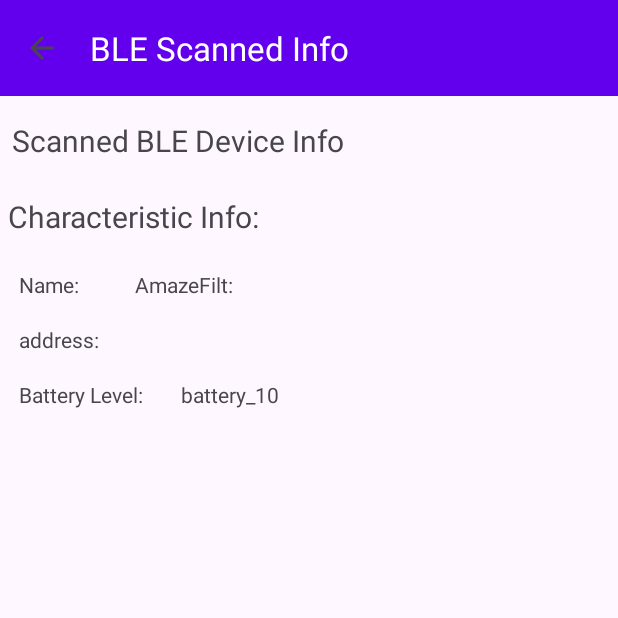
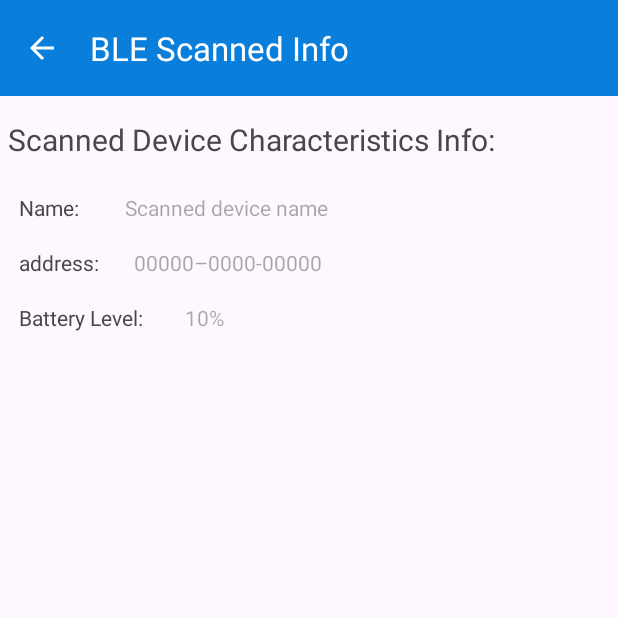
Before and after one commit to sharmin93/BLE, an Android app: the InfoDetailsActivity screen opened directly, with no data from a screen before it, on a phone screen of 412 x 824 dp, the top half of it. Run offline under Robolectric (Android 15) with nearby library versions, the phone set to English and light mode, and no system bars; 1 statement that could not run was skipped.

Commit message:
updated ui & some functionality

```diff
--- a/app/src/main/AndroidManifest.xml
+++ b/app/src/main/AndroidManifest.xml
@@ -34,9 +34,6 @@
             android:name=".activity.InfoDetailsActivity"
             android:exported="false" />
         <activity
-            android:name=".activity.ScannedBleActivity"
-            android:exported="false" />
-        <activity
             android:name=".MainActivity"
             android:exported="true"
             android:theme="@style/Theme.BLEApp">
--- a/app/src/main/res/layout/activity_info_details.xml
+++ b/app/src/main/res/layout/activity_info_details.xml
@@ -16,27 +16,18 @@
             android:id="@+id/toolbar"
             android:layout_width="match_parent"
             android:layout_height="?attr/actionBarSize"
-            android:background="@color/purple_500"
+            android:background="@color/blue"
+            android:theme="@style/ThemeOverlay.AppCompat.Dark.ActionBar"
             app:titleTextColor="@android:color/white" />
     </com.google.android.material.appbar.AppBarLayout>
-
-    <TextView
-        android:layout_width="match_parent"
-        android:layout_height="wrap_content"
-        android:layout_marginTop="8dp"
-        android:padding="8dp"
-        android:text="Scanned BLE Device Info"
-        android:textSize="20dp">
-
-    </TextView>
     <TextView
         android:layout_width="wrap_content"
         android:layout_height="wrap_content"
         android:layout_marginTop="10dp"
         android:padding="5dp"
         android:layout_marginBottom="8dp"
-        android:text="Characteristic Info:"
-        android:textSize="20dp">
+        android:text="@string/ble_scanned_device_characteristic_info"
+        android:textSize="20sp">
     </TextView>
     <LinearLayout
         android:layout_width="match_parent"
@@ -51,7 +42,7 @@
             android:layout_height="wrap_content"
             android:layout_weight="0.3"
             android:padding="5dp"
-            android:text="Name:">
+            android:text="@string/name">
 
         </TextView>
 
@@ -61,7 +52,7 @@
             android:layout_height="wrap_content"
             android:layout_weight="2.5"
             android:padding="5dp"
-            android:text="AmazeFilt:">
+            android:hint="@string/device_name_hint">
 
         </TextView>
 
@@ -80,7 +71,7 @@
             android:layout_height="wrap_content"
             android:layout_weight="0.2"
             android:padding="5dp"
-            android:text="address:">
+            android:text="@string/address">
 
         </TextView>
 
@@ -90,7 +81,7 @@
             android:layout_height="wrap_content"
             android:layout_weight="2.5"
             android:padding="5dp"
-            android:text="980989089">
+            android:hint="@string/address_hint">
 
         </TextView>
 
@@ -118,7 +109,7 @@
             android:layout_height="wrap_content"
             android:layout_weight="2.5"
             android:padding="5dp"
-            android:text="@string/battery_10">
+            android:hint="@string/battery_10">
 
         </TextView>
 
--- a/app/src/main/res/layout/custom_loader_dialog.xml
+++ b/app/src/main/res/layout/custom_loader_dialog.xml
@@ -12,6 +12,7 @@
         style="?android:attr/progressBarStyle"
         android:layout_width="60dp"
         android:layout_height="50dp"
+        android:indeterminateTint="@color/blue"
         android:layout_marginBottom="24dp" />
 
     <TextView
--- a/app/src/main/res/values/colors.xml
+++ b/app/src/main/res/values/colors.xml
@@ -2,9 +2,10 @@
 <resources>
     <color name="purple_200">#FFBB86FC</color>
     <color name="purple_500">#FF6200EE</color>
-    <color name="purple_700">#FF3700B3</color>
+    <color name="purple_700">#4F0EE2</color>
     <color name="teal_200">#FF03DAC5</color>
     <color name="teal_700">#FF018786</color>
     <color name="black">#FF000000</color>
     <color name="white">#FFFFFFFF</color>
+    <color name="blue">#097EDB</color>
 </resources>
--- a/app/src/main/res/values/strings.xml
+++ b/app/src/main/res/values/strings.xml
@@ -4,8 +4,15 @@
     <string name="permission_required">Permission Required</string>
     <string name="please_wait">Please Wait</string>
     <string name="battery_level">Battery Level:</string>
-    <string name="battery_10">battery_10</string>
+    <string name="battery_10">10%</string>
     <string name="stop_scan">Not Scanning</string>
     <string name="start_scan">Scanning</string>
+    <string name="scan_status">Scan Status</string>
+    <string name="scan">Scan</string>
+    <string name="ble_scanned_device_characteristic_info">Scanned Device Characteristics Info:</string>
+    <string name="name">Name:</string>
+    <string name="address">address:</string>
+    <string name="address_hint">00000–0000-00000</string>
+    <string name="device_name_hint">Scanned device name</string>
 
 </resources>
```
Also changed, not shown: app/src/main/java/com/example/bleapp/MainActivity.java (+7 -25 lines), app/src/main/java/com/example/bleapp/activity/InfoDetailsActivity.java (+14 -7 lines), app/src/main/java/com/example/bleapp/activity/ScannedBleActivity.java (deleted, +0 -29 lines), app/src/main/java/com/example/bleapp/controller/BluetoothController.java (deleted, +0 -23 lines), app/src/main/java/com/example/bleapp/utils/PermissionUtils.java (+1 -6 lines), app/src/main/res/layout/activity_main.xml (+29 -17 lines).
